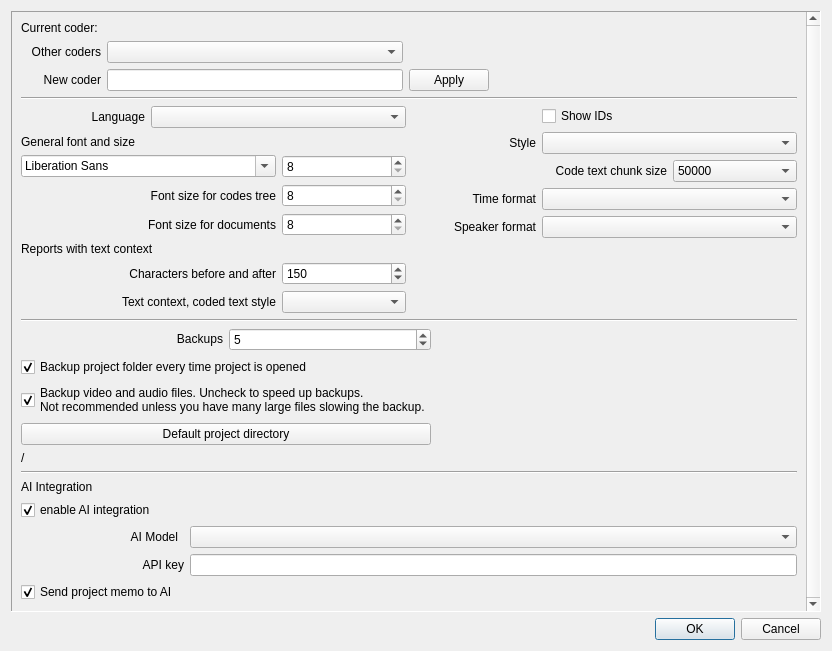
Above: GUI_UIs/ui_dialog_settings.ui from ccbogel/QualCoder before the change. Below: the same form after it.
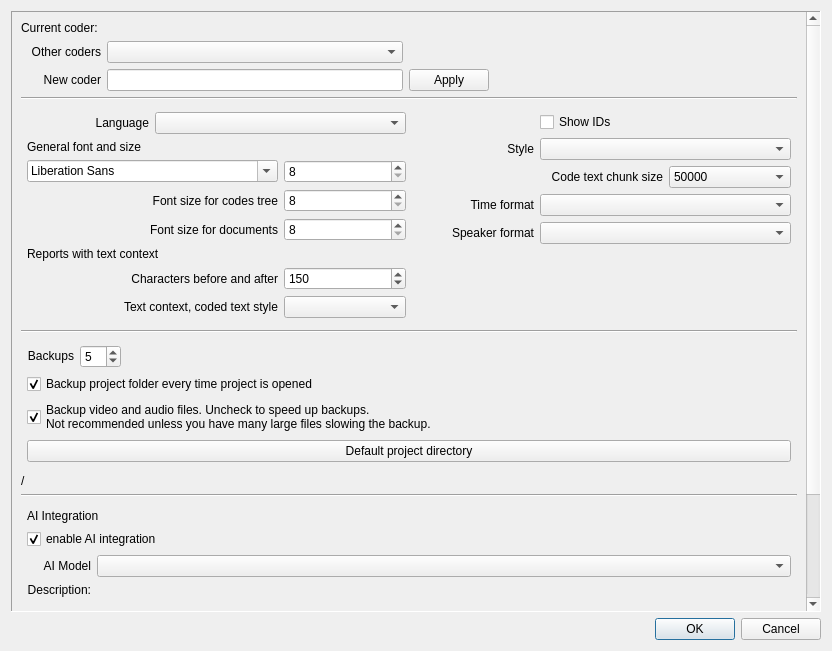
That is the form after the change.

```diff
--- a/GUI_UIs/ui_dialog_settings.ui
+++ b/GUI_UIs/ui_dialog_settings.ui
@@ -41,9 +41,9 @@
       <property name="geometry">
        <rect>
         <x>0</x>
-        <y>0</y>
+        <y>-59</y>
         <width>795</width>
-        <height>601</height>
+        <height>724</height>
        </rect>
       </property>
       <property name="sizePolicy">
@@ -60,86 +60,6 @@
          </property>
         </widget>
        </item>
-       <item row="10" column="0" colspan="3">
-        <widget class="QWidget" name="widget_ai" native="true">
-         <layout class="QGridLayout" name="gridLayout_6">
-          <property name="leftMargin">
-           <number>0</number>
-          </property>
-          <property name="topMargin">
-           <number>0</number>
-          </property>
-          <property name="rightMargin">
-           <number>0</number>
-          </property>
-          <property name="bottomMargin">
-           <number>0</number>
-          </property>
-          <item row="0" column="0">
-           <widget class="QLabel" name="label_9">
-            <property name="sizePolicy">
-             <sizepolicy hsizetype="Preferred" vsizetype="Fixed">
-              <horstretch>0</horstretch>
-              <verstretch>0</verstretch>
-             </sizepolicy>
-            </property>
-            <property name="text">
-             <string>AI Integration</string>
-            </property>
-           </widget>
-          </item>
-          <item row="1" column="0">
-           <widget class="QCheckBox" name="checkBox_AI_enable">
-            <property name="text">
-             <string>enable AI integration</string>
-            </property>
-            <property name="checked">
-             <bool>true</bool>
-            </property>
-           </widget>
-          </item>
-          <item row="2" column="0">
-           <widget class="QLabel" name="label_10">
-            <property name="text">
-             <string>AI Model</string>
-            </property>
-            <property name="alignment">
-             <set>Qt::AlignRight|Qt::AlignTrailing|Qt::AlignVCenter</set>
-            </property>
-           </widget>
-          </item>
-          <item row="2" column="2">
-           <widget class="QComboBox" name="comboBox_ai_model"/>
-          </item>
-          <item row="4" column="0" colspan="2">
-           <widget class="QLabel" name="label_openai_api_key">
-            <property name="text">
-             <string>API key</string>
-            </property>
-            <property name="alignment">
-             <set>Qt::AlignRight|Qt::AlignTrailing|Qt::AlignVCenter</set>
-            </property>
-           </widget>
-          </item>
-          <item row="4" column="2">
-           <widget class="QLineEdit" name="lineEdit_ai_api_key"/>
-          </item>
-          <item row="5" column="0">
-           <widget class="QCheckBox" name="checkBox_ai_project_memo">
-            <property name="toolTip">
-             <string>You can use the Project Memo (found in the menu: Project &gt; Project Memo) to convey background information about your research, including objectives, methodology, and data, to the AI. This will help the AI generate more accurate and relevant responses. Deselect this option if you use the Project Memo for other purposes.</string>
-            </property>
-            <property name="text">
-             <string>Send project memo to AI</string>
-            </property>
-            <property name="checked">
-             <bool>true</bool>
-            </property>
-           </widget>
-          </item>
-         </layout>
-        </widget>
-       </item>
        <item row="2" column="0" colspan="3">
         <widget class="QWidget" name="widget_ui" native="true">
          <property name="sizePolicy">
@@ -150,16 +70,16 @@
          </property>
          <layout class="QHBoxLayout" name="horizontalLayout">
           <property name="leftMargin">
-           <number>0</number>
+           <number>6</number>
           </property>
           <property name="topMargin">
-           <number>0</number>
+           <number>6</number>
           </property>
           <property name="rightMargin">
-           <number>0</number>
+           <number>6</number>
           </property>
           <property name="bottomMargin">
-           <number>0</number>
+           <number>6</number>
           </property>
           <item>
            <widget class="QWidget" name="widget_ui_left" native="true">
@@ -450,16 +370,16 @@
         <widget class="QWidget" name="widget_backup" native="true">
          <layout class="QHBoxLayout" name="horizontalLayout_2">
           <property name="leftMargin">
-           <number>0</number>
+           <number>6</number>
           </property>
           <property name="topMargin">
-           <number>0</number>
+           <number>6</number>
           </property>
           <property name="rightMargin">
-           <number>0</number>
+           <number>6</number>
           </property>
           <property name="bottomMargin">
-           <number>0</number>
+           <number>6</number>
           </property>
           <item>
            <widget class="QWidget" name="widget_backup_left" native="true">
@@ -488,6 +408,16 @@
              <property name="bottomMargin">
               <number>0</number>
              </property>
+             <item row="1" column="0" colspan="2">
+              <widget class="QCheckBox" name="checkBox_auto_backup">
+               <property name="text">
+                <string>Backup project folder every time project is opened</string>
+               </property>
+               <property name="checked">
+                <bool>true</bool>
+               </property>
+              </widget>
+             </item>
              <item row="3" column="0" colspan="2">
               <widget class="QPushButton" name="pushButton_choose_directory">
                <property name="text">
@@ -506,84 +436,80 @@
                </property>
               </widget>
              </item>
-             <item row="1" column="0" colspan="2">
-              <widget class="QCheckBox" name="checkBox_auto_backup">
-               <property name="text">
-                <string>Backup project folder every time project is opened</string>
-               </property>
-               <property name="checked">
-                <bool>true</bool>
-               </property>
+             <item row="0" column="0" colspan="2">
+              <widget class="QWidget" name="widget" native="true">
+               <layout class="QHBoxLayout" name="horizontalLayout_3">
+                <property name="leftMargin">
+                 <number>0</number>
+                </property>
+                <property name="topMargin">
+                 <number>0</number>
+                </property>
+                <property name="rightMargin">
+                 <number>0</number>
+                </property>
+                <property name="bottomMargin">
+                 <number>0</number>
+                </property>
+                <item>
+                 <widget class="QLabel" name="label_backups_to_keep">
+                  <property name="sizePolicy">
+                   <sizepolicy hsizetype="Preferred" vsizetype="Fixed">
+                    <horstretch>0</horstretch>
+                    <verstretch>0</verstretch>
+                   </sizepolicy>
+                  </property>
+                  <property name="text">
+                   <string>Backups</string>
+                  </property>
+                  <property name="alignment">
+                   <set>Qt::AlignRight|Qt::AlignTrailing|Qt::AlignVCenter</set>
+                  </property>
+                  <property name="wordWrap">
+                   <bool>true</bool>
+                  </property>
+                 </widget>
+                </item>
+                <item>
+                 <widget class="QSpinBox" name="spinBox_backups">
+                  <property name="sizePolicy">
+                   <sizepolicy hsizetype="Preferred" vsizetype="Fixed">
+                    <horstretch>0</horstretch>
+                    <verstretch>0</verstretch>
+                   </sizepolicy>
+                  </property>
+                  <property name="minimumSize">
+                   <size>
+                    <width>40</width>
+                    <height>0</height>
+                   </size>
+                  </property>
+                  <property name="minimum">
+                   <number>1</number>
+                  </property>
+                  <property name="maximum">
+                   <number>10</number>
+                  </property>
+                  <property name="value">
+                   <number>5</number>
+                  </property>
+                 </widget>
+                </item>
+                <item>
+                 <spacer name="horizontalSpacer_2">
+                  <property name="orientation">
+                   <enum>Qt::Horizontal</enum>
+                  </property>
+                  <property name="sizeHint" stdset="0">
+                   <size>
+                    <width>40</width>
+                    <height>20</height>
+                   </size>
+                  </property>
+                 </spacer>
+                </item>
+               </layout>
               </widget>
-             </item>
-             <item row="0" column="1">
-              <widget class="QSpinBox" name="spinBox_backups">
-               <property name="sizePolicy">
-                <sizepolicy hsizetype="Preferred" vsizetype="Fixed">
-                 <horstretch>0</horstretch>
-                 <verstretch>0</verstretch>
-                </sizepolicy>
-               </property>
-               <property name="minimum">
-                <number>1</number>
-               </property>
-               <property name="maximum">
-                <number>10</number>
-               </property>
-               <property name="value">
-                <number>5</number>
-               </property>
-              </widget>
-             </item>
-             <item row="0" column="0">
-              <widget class="QLabel" name="label_backups_to_keep">
-               <property name="sizePolicy">
-                <sizepolicy hsizetype="Preferred" vsizetype="Fixed">
-                 <horstretch>0</horstretch>
-                 <verstretch>0</verstretch>
-                </sizepolicy>
-               </property>
-               <property name="text">
-                <string>Backups</string>
-               </property>
-               <property name="alignment">
-                <set>Qt::AlignRight|Qt::AlignTrailing|Qt::AlignVCenter</set>
-               </property>
-               <property name="wordWrap">
-                <bool>true</bool>
-               </property>
-              </widget>
-             </item>
-            </layout>
-           </widget>
-          </item>
-          <item>
-           <widget class="QWidget" name="widget_backup_right" native="true">
-            <layout class="QVBoxLayout" name="verticalLayout_2">
-             <property name="leftMargin">
-              <number>0</number>
-             </property>
-             <property name="topMargin">
-              <number>0</number>
-             </property>
-             <property name="rightMargin">
-              <number>0</number>
-             </property>
-             <property name="bottomMargin">
-              <number>0</number>
-             </property>
-             <item>
-              <spacer name="horizontalSpacer_2">
-               <property name="orientation">
-                <enum>Qt::Horizontal</enum>
-               </property>
-               <property name="sizeHint" stdset="0">
-                <size>
-                 <width>362</width>
-                 <height>20</height>
-                </size>
-               </property>
-              </spacer>
              </item>
             </layout>
            </widget>
@@ -705,6 +631,162 @@
          </property>
         </widget>
        </item>
+       <item row="10" column="0" colspan="3">
+        <widget class="QWidget" name="widget_ai" native="true">
+         <property name="styleSheet">
+          <string notr="true"/>
+         </property>
+         <layout class="QVBoxLayout" name="verticalLayout_2">
+          <property name="leftMargin">
+           <number>6</number>
+          </property>
+          <property name="topMargin">
+           <number>6</number>
+          </property>
+          <property name="rightMargin">
+           <number>6</number>
+          </property>
+          <property name="bottomMargin">
+           <number>6</number>
+          </property>
+          <item>
+           <widget class="QLabel" name="label_ai_integration">
+            <property name="sizePolicy">
+             <sizepolicy hsizetype="Preferred" vsizetype="Fixed">
+              <horstretch>0</horstretch>
+              <verstretch>0</verstretch>
+             </sizepolicy>
+            </property>
+            <property name="font">
+             <font>
+              <bold>false</bold>
+             </font>
+            </property>
+            <property name="styleSheet">
+             <string notr="true"/>
+            </property>
+            <property name="text">
+             <string>AI Integration</string>
+            </property>
+           </widget>
+          </item>
+          <item>
+           <widget class="QCheckBox" name="checkBox_AI_enable">
+            <property name="text">
+             <string>enable AI integration</string>
+            </property>
+            <property name="checked">
+             <bool>true</bool>
+            </property>
+           </widget>
+          </item>
+          <item>
+           <widget class="QWidget" name="widget_ai_model" native="true">
+            <layout class="QGridLayout" name="gridLayout_6">
+             <property name="leftMargin">
+              <number>0</number>
+             </property>
+             <property name="topMargin">
+              <number>0</number>
+             </property>
+             <property name="rightMargin">
+              <number>0</number>
+             </property>
+             <property name="bottomMargin">
+              <number>0</number>
+             </property>
+             <property name="horizontalSpacing">
+              <number>6</number>
+             </property>
+             <item row="3" column="1">
+              <widget class="QLineEdit" name="lineEdit_ai_api_key"/>
+             </item>
+             <item row="1" column="0">
+              <widget class="QLabel" name="label_11">
+               <property name="text">
+                <string>Description:</string>
+               </property>
+               <property name="alignment">
+                <set>Qt::AlignRight|Qt::AlignTop|Qt::AlignTrailing</set>
+               </property>
+              </widget>
+             </item>
+             <item row="2" column="1">
+              <widget class="QLabel" name="label_ai_access_info_url">
+               <property name="text">
+                <string/>
+               </property>
+               <property name="openExternalLinks">
+                <bool>true</bool>
+               </property>
+               <property name="textInteractionFlags">
+                <set>Qt::TextBrowserInteraction</set>
+               </property>
+              </widget>
+             </item>
+             <item row="1" column="1">
+              <widget class="QLabel" name="label_ai_model_desc">
+               <property name="text">
+                <string> 
+ 
+ 
+ 
+ </string>
+               </property>
+              </widget>
+             </item>
+             <item row="2" column="0">
+              <widget class="QLabel" name="label_12">
+               <property name="text">
+                <string>Get Access:</string>
+               </property>
+               <property name="alignment">
+                <set>Qt::AlignRight|Qt::AlignTrailing|Qt::AlignVCenter</set>
+               </property>
+              </widget>
+             </item>
+             <item row="0" column="1">
+              <widget class="QComboBox" name="comboBox_ai_model"/>
+             </item>
+             <item row="3" column="0">
+              <widget class="QLabel" name="label_ai_api_key">
+               <property name="text">
+                <string>API key</string>
+               </property>
+               <property name="alignment">
+                <set>Qt::AlignRight|Qt::AlignTrailing|Qt::AlignVCenter</set>
+               </property>
+              </widget>
+             </item>
+             <item row="0" column="0">
+              <widget class="QLabel" name="label_10">
+               <property name="text">
+                <string>AI Model</string>
+               </property>
+               <property name="alignment">
+                <set>Qt::AlignRight|Qt::AlignTrailing|Qt::AlignVCenter</set>
+               </property>
+              </widget>
+             </item>
+            </layout>
+           </widget>
+          </item>
+          <item>
+           <widget class="QCheckBox" name="checkBox_ai_project_memo">
+            <property name="toolTip">
+             <string>You can use the Project Memo (found in the menu: Project &gt; Project Memo) to convey background information about your research, including objectives, methodology, and data, to the AI. This will help the AI generate more accurate and relevant responses. Deselect this option if you use the Project Memo for other purposes.</string>
+            </property>
+            <property name="text">
+             <string>Send project memo to AI</string>
+            </property>
+            <property name="checked">
+             <bool>true</bool>
+            </property>
+           </widget>
+          </item>
+         </layout>
+        </widget>
+       </item>
       </layout>
      </widget>
     </widget>
```
